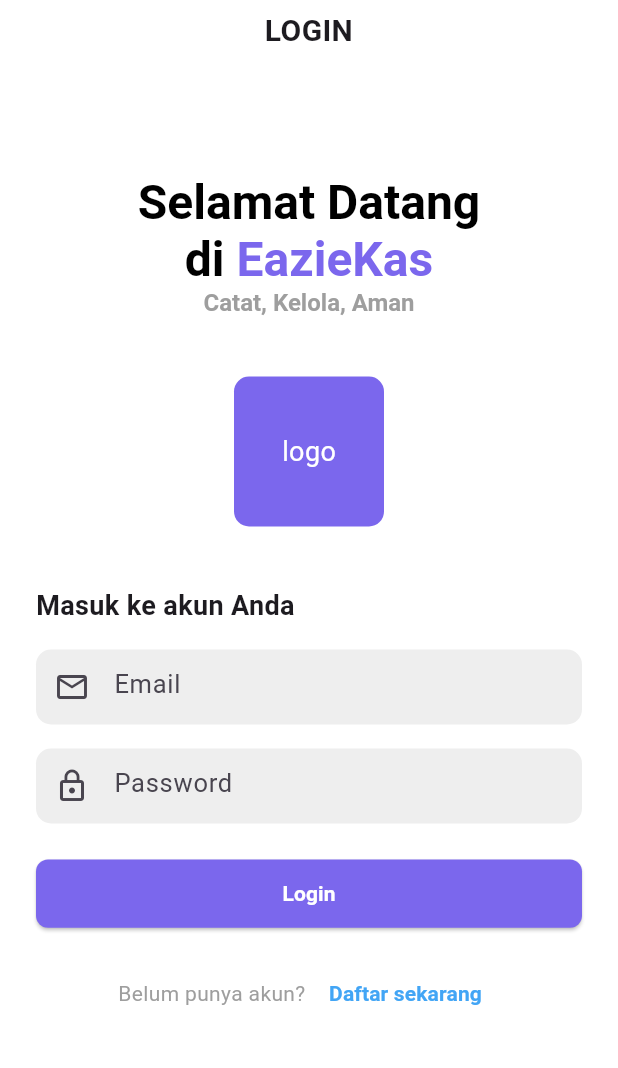
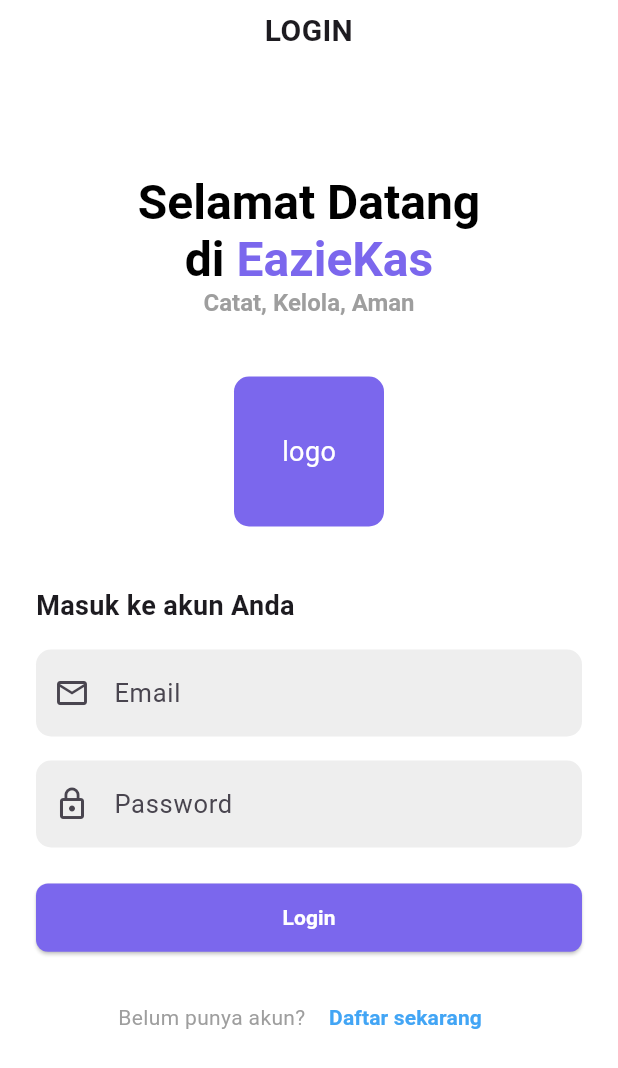
Before and after one commit to nabildzr/kas-mini, a Flutter app: the LoginScreen screen opened directly, on a phone screen of 412 x 824 dp. Shown: the top 1068 px of the screen. Run offline on Flutter 3.47's test engine with Material 3 defaults, Android fonts, the phone set to English and light mode, and no system bars; our stand-ins replace gap.

Commit message:
Fix: Setting button, and Fix: CustomTextField height

```diff
--- a/lib/view/page/login.dart
+++ b/lib/view/page/login.dart
@@ -117,18 +117,18 @@ class _LoginScreenState extends State<LoginScreen> {
               const SizedBox(height: 16),
               CustomTextField(
                 obscureText: false,
-                height: 50,
                 hintText: 'Email',
                 prefixIcon: const Icon(Icons.email_outlined),
                 controller: _emailController,
+                maxLines: 1,
               ),
               const SizedBox(height: 16),
               CustomTextField(
                 obscureText: true,
-                height: 50,
                 hintText: 'Password',
                 prefixIcon: const Icon(Icons.lock_outline),
                 controller: _passwordController,
+                maxLines: 1,
               ),
               const SizedBox(height: 24),
               PrimaryButton(
--- a/lib/view/widget/custom_textfield.dart
+++ b/lib/view/widget/custom_textfield.dart
@@ -21,9 +21,6 @@ class CustomTextField extends StatelessWidget {
   //   prefixIcon: null,
   //  )
 
-  // Customize the height of the TextField
-  final double height;
-
   // prefixIcon for the TextField
   // Icon? means that the value can be an Icon or null
 
@@ -37,29 +34,22 @@ class CustomTextField extends StatelessWidget {
   // boolean to determine whether the input text is obscured or not
   final bool obscureText;
 
+  // maxLines for the TextField
+  final int? maxLines;
 
   final TextEditingController controller;
 
   const CustomTextField({
     super.key,
     required this.obscureText,
-    required this.height,
     required this.hintText,
     required this.prefixIcon,
-    required this.controller,
+    required this.controller, this.maxLines,
   });
 
   @override
   Widget build(BuildContext context) {
-    return SizedBox(
-      // Customize the size of the TextField
-      // with double.infinity that will make the
-      // TextField fill the width of the screen
-      width: double.infinity,
-      height: height,
-      // Create a TextField
-
-      child: TextField(
+    return TextField(
       controller: controller,
       // Decoration for the TextField
       decoration: InputDecoration(
@@ -71,7 +61,10 @@ class CustomTextField extends StatelessWidget {
         hintText: hintText,
         hintStyle: const TextStyle(fontSize: 17),
 
+        // Add a prefix icon (icon on the left side of the TextField)
         prefixIcon: prefixIcon,
+
+
 
         border: OutlineInputBorder(
             borderRadius: BorderRadius.circular(10.0),
@@ -89,7 +82,8 @@ class CustomTextField extends StatelessWidget {
       ),
       // secure the text input
       obscureText: obscureText,
-      ),
+      // set the height of the TextField
+      maxLines: maxLines,
     );
   }
 }
```
Also changed, not shown: lib/main.dart (+4 -3 lines), lib/view/page/setting.dart (+10 -13 lines). Lines whose indentation alone changed are shown as unchanged.
